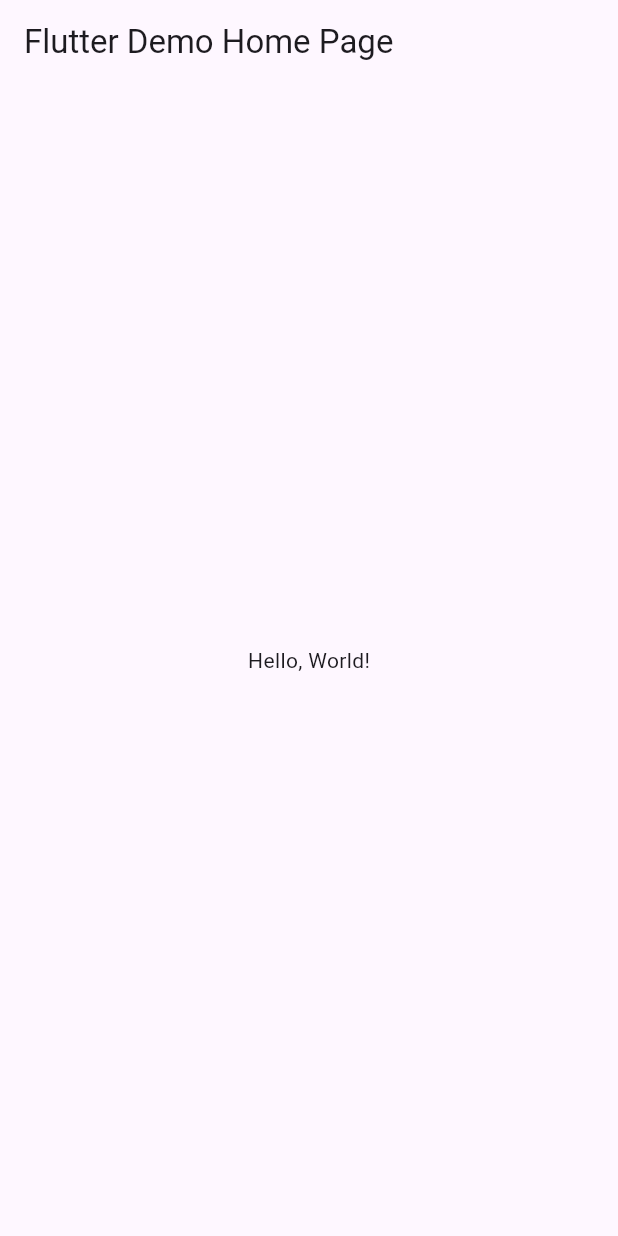
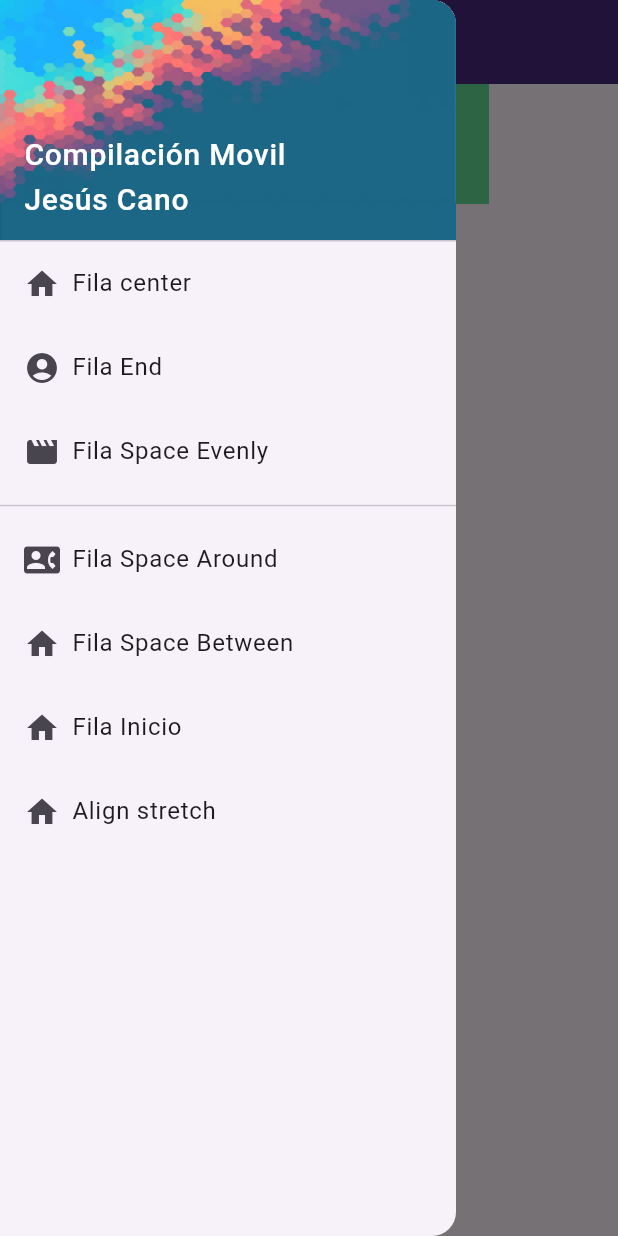
Before and after one commit to JesusRafaelCanoFlores5A/UIIA4_canodrawer2, a Flutter app: the screen it shows after launch, with the side drawer open (before the commit the screen has no drawer), on a phone screen of 412 x 824 dp. Run offline on Flutter 3.47's test engine with Material 3 defaults, Android fonts, the phone set to English and light mode, and no system bars.

Commit message:
updating1

```diff
--- /dev/null
+++ b/lib/drawer_menu.dart
@@ -0,0 +1,93 @@
+import 'package:flutter/material.dart';
+
+import 'main.dart';
+
+class DrawerMenu extends StatelessWidget {
+  const DrawerMenu({super.key});
+
+  @override
+  Widget build(BuildContext context) {
+    return Drawer(
+      child: ListView(
+        padding: EdgeInsets.zero,
+        children: <Widget>[
+          _buildDrawerHeader(),
+          _buildDrawerItem(
+              icon: Icons.home,
+              text: 'Fila center',
+              onTap: () =>
+                  {Navigator.pushReplacementNamed(context, MyApp.home)}),
+          _buildDrawerItem(
+              icon: Icons.account_circle,
+              text: 'Fila End',
+              onTap: () =>
+                  {Navigator.pushReplacementNamed(context, MyApp.profile)}),
+          _buildDrawerItem(
+              icon: Icons.movie,
+              text: 'Fila Space Evenly',
+              onTap: () =>
+                  {Navigator.pushReplacementNamed(context, MyApp.movies)}),
+          const Divider(),
+          _buildDrawerItem(
+              icon: Icons.contact_phone,
+              text: 'Fila Space Around',
+              onTap: () =>
+                  {Navigator.pushReplacementNamed(context, MyApp.contacts)}),
+          _buildDrawerItem(
+              icon: Icons.home,
+              text: 'Fila Space Between',
+              onTap: () =>
+                  {Navigator.pushReplacementNamed(context, MyApp.pagina5)}),
+          _buildDrawerItem(
+              icon: Icons.home,
+              text: 'Fila Inicio',
+              onTap: () =>
+                  {Navigator.pushReplacementNamed(context, MyApp.pagina6)}),
+          _buildDrawerItem(
+              icon: Icons.home,
+              text: 'Align stretch',
+              onTap: () =>
+                  {Navigator.pushReplacementNamed(context, MyApp.pagina7)}),
+        ],
+      ),
+    );
+  }
+
+  Widget _buildDrawerHeader() {
+    return const DrawerHeader(
+        margin: EdgeInsets.zero,
+        padding: EdgeInsets.zero,
+        decoration: BoxDecoration(
+            image: DecorationImage(
+                fit: BoxFit.fill,
+                image: AssetImage('assets/drawer_header.jpg'))),
+        child: Stack(children: <Widget>[
+          Positioned(
+              bottom: 12.0,
+              left: 16.0,
+              child: Text("Compilación Movil\nJesús Cano",
+                  style: TextStyle(
+                      color: Colors.white,
+                      fontSize: 20.0,
+                      fontWeight: FontWeight.w500))),
+        ]));
+  }
+
+  Widget _buildDrawerItem(
+      {required IconData icon,
+      required String text,
+      required GestureTapCallback onTap}) {
+    return ListTile(
+      title: Row(
+        children: <Widget>[
+          Icon(icon),
+          Padding(
+            padding: const EdgeInsets.only(left: 8.0),
+            child: Text(text),
+          )
+        ],
+      ),
+      onTap: onTap,
+    );
+  }
+}
--- /dev/null
+++ b/lib/home.dart
@@ -0,0 +1,51 @@
+import 'package:canodrawer2/drawer_menu.dart';
+import 'package:flutter/material.dart';
+
+class Home extends StatelessWidget {
+  static const String routeName = '/home';
+
+  const Home({super.key});
+
+  @override
+  Widget build(BuildContext context) {
+    return Scaffold(
+      appBar: AppBar(
+        title: const Text(
+          "Fila center",
+          style: TextStyle(
+            fontSize: 25,
+            color: Color(0xffffffff),
+          ),
+        ),
+        iconTheme: const IconThemeData(color: Colors.white),
+        backgroundColor: const Color(0xff46287c),
+      ),
+      drawer: const DrawerMenu(),
+      body: Row(
+        mainAxisAlignment: MainAxisAlignment.center,
+        mainAxisSize: MainAxisSize.max,
+        crossAxisAlignment: CrossAxisAlignment.center,
+        children: <Widget>[
+          Container(
+            padding: const EdgeInsets.all(0.0),
+            color: const Color(0xffa277e7),
+            width: 80.0,
+            height: 80.0,
+          ),
+          Container(
+            padding: const EdgeInsets.all(0.0),
+            color: const Color(0xff613a28),
+            width: 80.0,
+            height: 80.0,
+          ),
+          Container(
+            padding: const EdgeInsets.all(0.0),
+            color: const Color(0xff62d994),
+            width: 80.0,
+            height: 80.0,
+          ),
+        ],
+      ),
+    );
+  }
+}
--- a/lib/main.dart
+++ b/lib/main.dart
@@ -1,43 +1,47 @@
+import 'package:canodrawer2/movies.dart';
+import 'package:canodrawer2/profile.dart';
 import 'package:flutter/material.dart';
+import 'package:canodrawer2/pagina5.dart';
+import 'package:canodrawer2/pagina6.dart';
+import 'package:canodrawer2/pagina7.dart';
+import 'contact.dart';
+import 'home.dart';
 
-void main() => runApp(MyApp());
+void main() {
+  runApp(const MyApp());
+}
 
 class MyApp extends StatelessWidget {
+  static const String home = Home.routeName;
+  static const String profile = Profile.routeName;
+  static const String movies = Movies.routeName;
+  static const String contacts = Contact.routeName;
+  static const String pagina5 = Pagina5.routeName;
+  static const String pagina6 = Pagina6.routeName;
+  static const String pagina7 = Pagina7.routeName;
+
   const MyApp({super.key});
+
   // This widget is the root of your application.
   @override
   Widget build(BuildContext context) {
     return MaterialApp(
-      // Application name
-      title: 'Flutter Hello World',
-      // Application theme data, you can set the colors for the application as
-      // you want
+      debugShowCheckedModeBanner: false,
+      title: 'Ejemplo Drawer Menu',
       theme: ThemeData(
-        // useMaterial3: false,
         primarySwatch: Colors.blue,
+        visualDensity: VisualDensity.adaptivePlatformDensity,
       ),
-      // A widget which will be started on application startup
-      home: MyHomePage(title: 'Flutter Demo Home Page'),
+      routes: {
+        home: (context) => const Home(),
+        profile: (context) => const Profile(),
+        movies: (context) => const Movies(),
+        contacts: (context) => const Contact(),
+        pagina5: (context) => const Pagina5(),
+        pagina6: (context) => const Pagina6(),
+        pagina7: (context) => const Pagina7(),
+      },
+      home: const Home(),
     );
   }
 }
-
-class MyHomePage extends StatelessWidget {
-  final String title;
-  const MyHomePage({super.key, required this.title});
-
-  @override
-  Widget build(BuildContext context) {
-    return Scaffold(
-      appBar: AppBar(
-        // The title text which will be shown on the action bar
-        title: Text(title),
-      ),
-      body: Center(
-        child: Text(
-          'Hello, World!',
-        ),
-      ),
-    );
-  }
-}
--- a/pubspec.yaml
+++ b/pubspec.yaml
@@ -17,6 +17,9 @@ dev_dependencies:
 
 flutter:
   uses-material-design: true
+  assets:
+    - assets/drawer_header.jpg
+
   # assets:
   #  - images/a_dot_burr.jpeg
   #  - images/a_dot_ham.jpeg
```
Also changed, not shown: lib/contact.dart (added, +51 -0 lines), lib/movies.dart (added, +51 -0 lines), lib/pagina5.dart (added, +51 -0 lines), lib/pagina6.dart (added, +51 -0 lines), lib/pagina7.dart (added, +51 -0 lines), lib/profile.dart (added, +51 -0 lines), assets/drawer_header.jpg (added).
